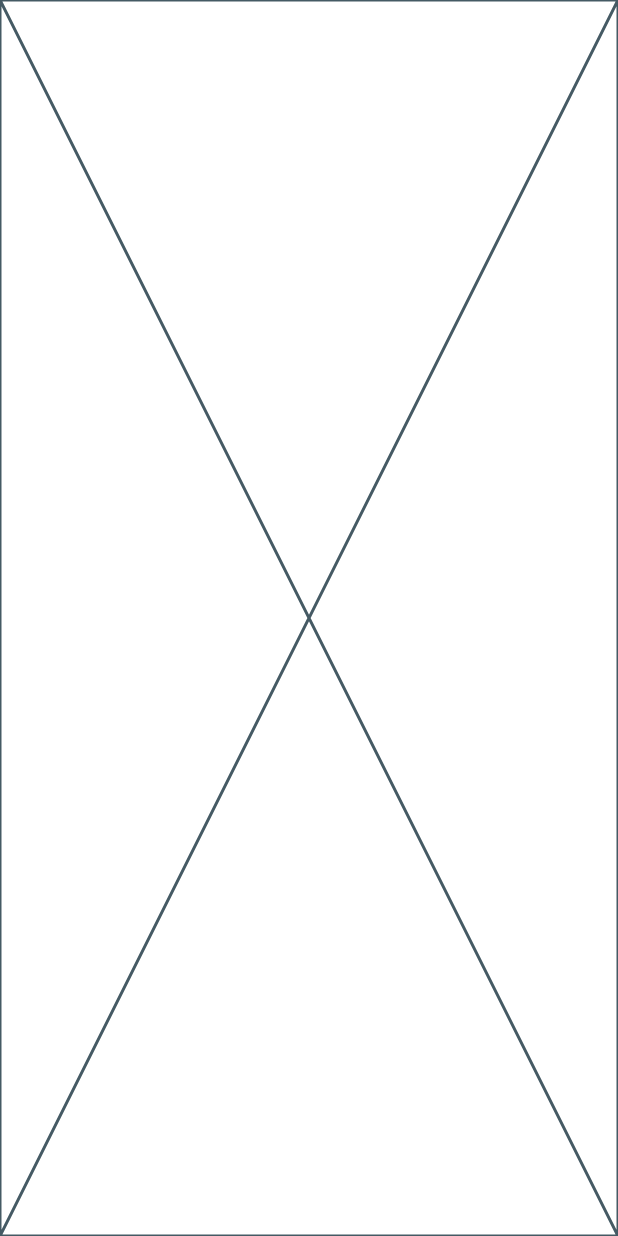
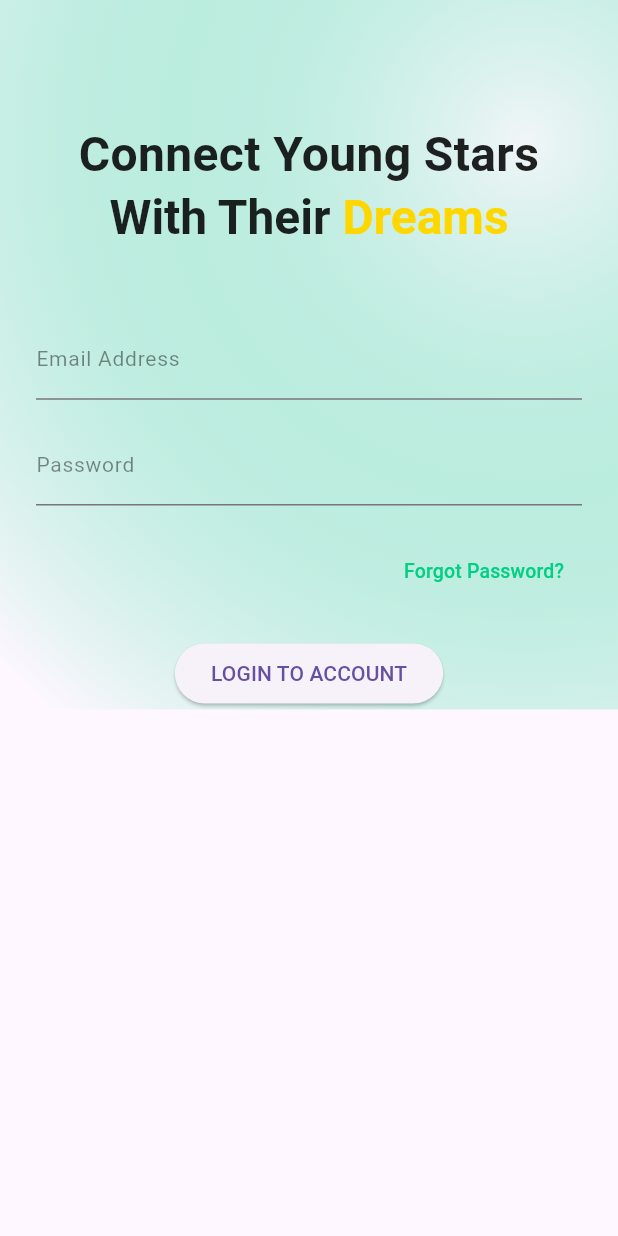
Before and after one commit to Goal-Connect/goal-connect-mobile, a Flutter app: the screen it shows after launch, on a phone screen of 412 x 824 dp. Run offline on Flutter 3.47's test engine with Material 3 defaults, Android fonts, the light colour scheme and no system bars; our stand-ins replace dartz, equatable, flutter_bloc, get_it.

Commit message:
feat(auth) : add auth-bloc, auth-event && auth-state , login-page && login-form

```diff
--- a/lib/app.dart
+++ b/lib/app.dart
@@ -1,10 +1,22 @@
 import 'package:flutter/material.dart';
+import 'package:flutter_bloc/flutter_bloc.dart';
+import 'package:goal_connect/features/auth/domain/usecases/login_usecase.dart';
+import 'package:goal_connect/features/auth/presentation/page/login_page.dart';
+import 'features/auth/presentation/bloc/auth_bloc.dart';
+import 'injection_container.dart';
 
 class App extends StatelessWidget {
   const App({super.key});
 
   @override
   Widget build(BuildContext context) {
-    return const Placeholder();
+    return MaterialApp(
+      title: "Goal Connect",
+      theme: ThemeData(primarySwatch: Colors.blue),
+      home: BlocProvider(
+        create: (_) => AuthBloc(sl<LoginUsecase>()),
+        child: const LoginPage(),
+      ),
+    );
   }
 }
--- /dev/null
+++ b/lib/core/theme/app_colors.dart
@@ -0,0 +1,16 @@
+import 'package:flutter/material.dart';
+
+class AppColors {
+  static const Color primaryGreen = Color(0xFF00D084);
+  static const Color accentGold = Color(0xFFFFD700);
+
+  static const Color darkBg = Color(0xFF050505);
+  static const Color darkSurface = Color(0xFF1A1A1A);
+  static const Color darkText = Colors.white;
+
+  static const Color lightBg = Color(0xFFF8F9FA);
+  static const Color lightSurface = Colors.white;
+  static const Color lightText = Color(0xFF1A1A1A);
+
+  static const Color gray = Color(0xFF9E9E9E);
+}
--- a/lib/features/auth/data/repositories/auth_repository_impl.dart
+++ b/lib/features/auth/data/repositories/auth_repository_impl.dart
@@ -7,7 +7,7 @@ import '../../domain/repositories/auth_repository.dart';
 class AuthRepositoryImpl implements AuthRepository {
   final AuthRemoteDataSource remoteDataSource;
 
-  AuthRepositoryImpl(this.remoteDataSource);
+  AuthRepositoryImpl({required this.remoteDataSource});
 
   @override
   Future<Either<Failure, User>> login({
--- /dev/null
+++ b/lib/features/auth/presentation/bloc/auth_bloc.dart
@@ -0,0 +1,29 @@
+import 'package:flutter_bloc/flutter_bloc.dart';
+import 'package:goal_connect/features/auth/domain/usecases/login_usecase.dart';
+import 'auth_event.dart';
+import 'auth_state.dart';
+
+class AuthBloc extends Bloc<AuthEvent, AuthState> {
+  final LoginUsecase loginUsecase;
+
+  AuthBloc(this.loginUsecase) : super(AuthInitial()) {
+    on<LoginRequested>(_onLoginRequested);
+  }
+
+  Future<void> _onLoginRequested(
+    LoginRequested event,
+    Emitter<AuthState> emit,
+  ) async {
+    emit(AuthLoading());
+
+    final result = await loginUsecase(
+      email: event.email,
+      password: event.password,
+    );
+
+    result.fold(
+      (failure) => emit(AuthFailure('')),
+      (user) => emit(AuthAuthenticated(user)),
+    );
+  }
+}
--- /dev/null
+++ b/lib/features/auth/presentation/bloc/auth_event.dart
@@ -0,0 +1,24 @@
+import 'package:equatable/equatable.dart';
+
+abstract class AuthEvent extends Equatable {
+  const AuthEvent();
+
+  @override
+  List<Object?> get props => [];
+}
+
+class LoginRequested extends AuthEvent {
+  final String email;
+  final String password;
+
+  const LoginRequested({required this.email, required this.password});
+
+  @override
+  List<Object?> get props => [email, password];
+}
+
+class LogoutRequested extends AuthEvent {}
+
+class RegisterRequested extends AuthEvent {}
+
+class CheckAuthStatus extends AuthEvent {}
--- /dev/null
+++ b/lib/features/auth/presentation/bloc/auth_state.dart
@@ -0,0 +1,33 @@
+import 'package:equatable/equatable.dart';
+import '../../domain/entities/User.dart';
+
+abstract class AuthState extends Equatable {
+  const AuthState();
+
+  @override
+  List<Object?> get props => [];
+}
+
+class AuthInitial extends AuthState {}
+
+class AuthLoading extends AuthState {}
+
+class AuthAuthenticated extends AuthState {
+  final User user;
+
+  const AuthAuthenticated(this.user);
+
+  @override
+  List<Object?> get props => [user];
+}
+
+class AuthUnauthenticated extends AuthState {}
+
+class AuthFailure extends AuthState {
+  final String message;
+
+  const AuthFailure(this.message);
+
+  @override
+  List<Object?> get props => [message];
+}
--- /dev/null
+++ b/lib/features/auth/presentation/page/login_page.dart
@@ -0,0 +1,76 @@
+import 'package:flutter/material.dart';
+import 'package:flutter_bloc/flutter_bloc.dart';
+import 'package:goal_connect/core/theme/app_colors.dart';
+import '../bloc/auth_bloc.dart';
+import '../bloc/auth_state.dart';
+import '../widgets/login_form.dart';
+
+class LoginPage extends StatelessWidget {
+  const LoginPage({super.key});
+
+  @override
+  Widget build(BuildContext context) {
+    final bool isDark = Theme.of(context).brightness == Brightness.dark;
+
+    return Scaffold(
+      body: Container(
+        decoration: BoxDecoration(
+          gradient: RadialGradient(
+            center: const Alignment(0.7, -0.6),
+            radius: 1.2,
+            colors: [
+              AppColors.primaryGreen.withOpacity(isDark ? 0.15 : 0.05),
+              Theme.of(context).scaffoldBackgroundColor,
+            ],
+          ),
+        ),
+        child: SafeArea(
+          child: SingleChildScrollView(
+            padding: const EdgeInsets.symmetric(horizontal: 24),
+            child: Column(
+              children: [
+                const SizedBox(height: 80),
+
+                Text(
+                  "Connect Young Stars",
+                  textAlign: TextAlign.center,
+                  style: TextStyle(
+                    fontSize: 32,
+                    fontWeight: FontWeight.bold,
+                    color: isDark ? Colors.white : Colors.black87,
+                  ),
+                ),
+                RichText(
+                  text: TextSpan(
+                    text: "With Their ",
+                    style: TextStyle(
+                      fontSize: 32,
+                      fontWeight: FontWeight.bold,
+                      color: isDark ? Colors.white : Colors.black87,
+                    ),
+                    children: const [
+                      TextSpan(
+                        text: "Dreams",
+                        style: TextStyle(color: AppColors.accentGold),
+                      ),
+                    ],
+                  ),
+                ),
+                const SizedBox(height: 40),
+                BlocConsumer<AuthBloc, AuthState>(
+                  listener: (context, state) {},
+                  builder: (context, state) {
+                    if (state is AuthLoading) {
+                      return const CircularProgressIndicator();
+                    }
+                    return const LoginForm();
+                  },
+                ),
+              ],
+            ),
+          ),
+        ),
+      ),
+    );
+  }
+}
--- /dev/null
+++ b/lib/features/auth/presentation/widgets/login_form.dart
@@ -0,0 +1,78 @@
+import 'package:flutter/material.dart';
+import 'package:flutter_bloc/flutter_bloc.dart';
+import 'package:goal_connect/core/theme/app_colors.dart';
+import '../bloc/auth_bloc.dart';
+import '../bloc/auth_event.dart';
+
+class LoginForm extends StatefulWidget {
+  const LoginForm({super.key});
+
+  @override
+  State<LoginForm> createState() => _LoginFormState();
+}
+
+class _LoginFormState extends State<LoginForm> {
+  final emailController = TextEditingController();
+  final passwordController = TextEditingController();
+
+  Widget _buildTextField({
+    required TextEditingController controller,
+    required String label,
+    bool isPassword = false,
+  }) {
+    final bool isDark = Theme.of(context).brightness == Brightness.dark;
+
+    return Padding(
+      padding: const EdgeInsets.symmetric(vertical: 8),
+      child: TextField(
+        controller: controller,
+        obscureText: isPassword,
+        style: TextStyle(color: isDark ? Colors.white : Colors.black),
+        decoration: InputDecoration(
+          labelText: label,
+          labelStyle: TextStyle(
+            color: isDark ? Colors.white60 : Colors.black45,
+            fontSize: 14,
+          ),
+        ),
+      ),
+    );
+  }
+
+  @override
+  Widget build(BuildContext context) {
+    return Column(
+      children: [
+        _buildTextField(controller: emailController, label: "Email Address"),
+        _buildTextField(
+          controller: passwordController,
+          label: "Password",
+          isPassword: true,
+        ),
+        const SizedBox(height: 12),
+        Align(
+          alignment: Alignment.centerRight,
+          child: TextButton(
+            onPressed: () {},
+            child: const Text(
+              "Forgot Password?",
+              style: TextStyle(color: AppColors.primaryGreen, fontSize: 13),
+            ),
+          ),
+        ),
+        const SizedBox(height: 20),
+        ElevatedButton(
+          onPressed: () {
+            context.read<AuthBloc>().add(
+              LoginRequested(
+                email: emailController.text,
+                password: passwordController.text,
+              ),
+            );
+          },
+          child: const Text("LOGIN TO ACCOUNT"),
+        ),
+      ],
+    );
+  }
+}
--- a/pubspec.yaml
+++ b/pubspec.yaml
@@ -36,6 +36,8 @@ dependencies:
   cupertino_icons: ^1.0.8
   dartz: ^0.10.1
   flutter_bloc: ^9.1.1
+  get_it: ^9.2.1
+  equatable: ^2.0.8
 
 dev_dependencies:
   flutter_test:
```
Also changed, not shown: lib/core/theme/app_theme.dart (added, +58 -0 lines), lib/injection_container.dart (added, +19 -0 lines), lib/main.dart (+7 -2 lines), pubspec.lock.
